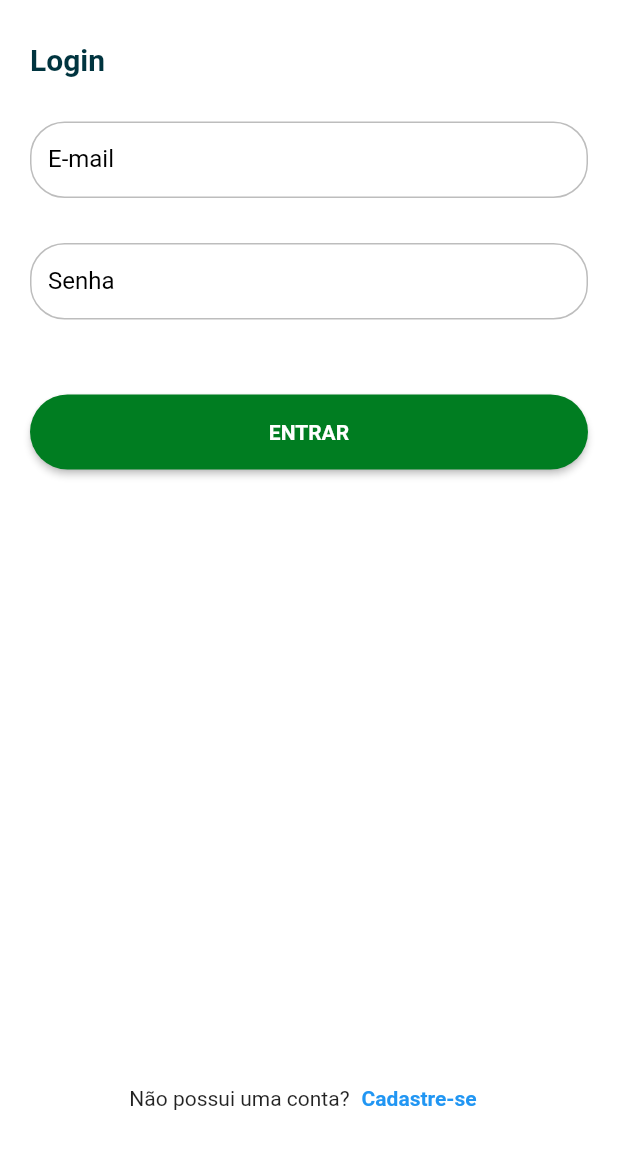
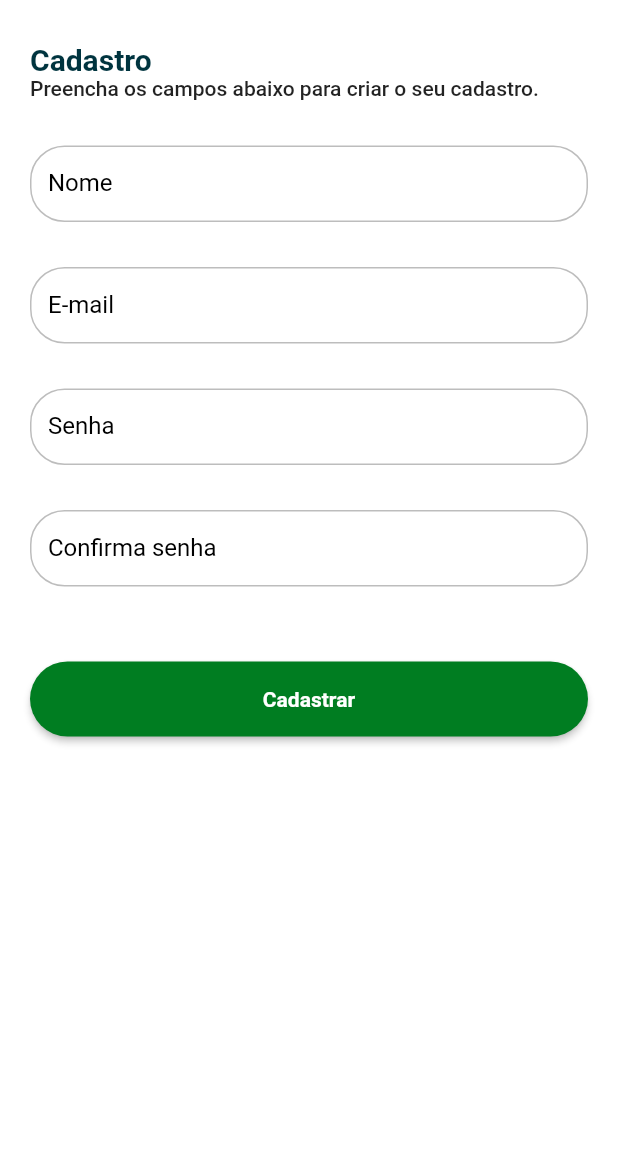
Before and after one commit to felipefranca824/app_delivery, a Flutter app: the LoginPage screen opened by its route, after a tap on "Cadastre-se", on a phone screen of 412 x 824 dp, the part 72-1236 px from its top. Run offline on Flutter 3.47's test engine with Material 2 defaults, Android fonts, the phone set to English and light mode, and no system bars; our stand-ins replace get; Roboto replaces fonts that are missing (mplus1).

Commit message:
Tela de cadastro criada

```diff
--- a/lib/app/modules/login/login_page.dart
+++ b/lib/app/modules/auth/login/login_page.dart
@@ -56,7 +56,9 @@ class LoginPage extends StatelessWidget {
                         children: [
                           const Text('Não possui uma conta?'),
                           TextButton(
-                              onPressed: () {},
+                              onPressed: () {
+                                Get.toNamed('/auth/register');
+                              },
                               child: const Text(
                                 'Cadastre-se',
                                 style: VakinhaUI.textBold,
--- /dev/null
+++ b/lib/app/modules/auth/register/register_page.dart
@@ -0,0 +1,70 @@
+import 'package:app_delivery/app/core/ui/vakinha_ui.dart';
+import 'package:app_delivery/app/core/ui/widgets/vakinha_appbar.dart';
+import 'package:app_delivery/app/core/ui/widgets/vakinha_button.dart';
+import 'package:app_delivery/app/core/ui/widgets/vakinha_textformfield.dart';
+import 'package:flutter/material.dart';
+import 'package:get/get.dart';
+
+class RegisterPage extends StatelessWidget {
+  const RegisterPage({Key? key}) : super(key: key);
+
+  @override
+  Widget build(BuildContext context) {
+    return Scaffold(
+      appBar: VakinhaAppBar(
+        elevation: 0,
+      ),
+      backgroundColor: Colors.white,
+      body: SingleChildScrollView(
+        child: IntrinsicHeight(
+          child: Padding(
+            padding: const EdgeInsets.all(20.0),
+            child: Form(
+              child: Column(
+                crossAxisAlignment: CrossAxisAlignment.start,
+                children: [
+                  Text(
+                    'Cadastro',
+                    style: context.textTheme.headline6?.copyWith(
+                      fontWeight: FontWeight.bold,
+                      color: context.theme.primaryColorDark,
+                    ),
+                  ),
+                  Text(
+                    'Preencha os campos abaixo para criar o seu cadastro.',
+                    style: context.textTheme.bodyText1,
+                  ),
+                  const SizedBox(
+                    height: 30,
+                  ),
+                  const VakinhaTextFormField(label: 'Nome'),
+                  const SizedBox(
+                    height: 30,
+                  ),
+                  const VakinhaTextFormField(label: 'E-mail'),
+                  const SizedBox(
+                    height: 30,
+                  ),
+                  const VakinhaTextFormField(label: 'Senha'),
+                  const SizedBox(
+                    height: 30,
+                  ),
+                  const VakinhaTextFormField(label: 'Confirma senha'),
+                  const SizedBox(
+                    height: 50,
+                  ),
+                  Center(
+                      child: VakinhaButton(
+                    onPressed: () {},
+                    label: 'Cadastrar',
+                    width: context.width,
+                  )),
+                ],
+              ),
+            ),
+          ),
+        ),
+      ),
+    );
+  }
+}
--- a/lib/app/routes/auth_routers.dart
+++ b/lib/app/routes/auth_routers.dart
@@ -1,4 +1,5 @@
-import 'package:app_delivery/app/modules/login/login_page.dart';
+import 'package:app_delivery/app/modules/auth/login/login_page.dart';
+import 'package:app_delivery/app/modules/auth/register/register_page.dart';
 import 'package:get/get_navigation/get_navigation.dart';
 
 class AuthRouters {
@@ -8,6 +9,10 @@ class AuthRouters {
     GetPage(
       name: '/auth/login',
       page: () => const LoginPage(),
-    )
+    ),
+    GetPage(
+      name: '/auth/register',
+      page: () => const RegisterPage(),
+    ),
   ];
 }
```
